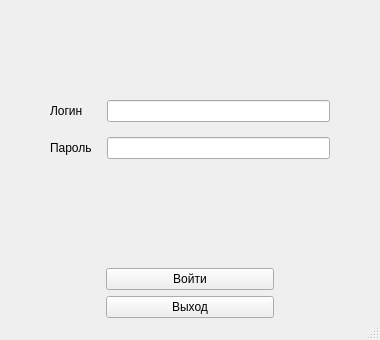
The window that src/dsg/ui_sourse/LoginScreen.ui (Engin-of-MAD/CourseWork) describes before a commit, drawn with Qt 5.
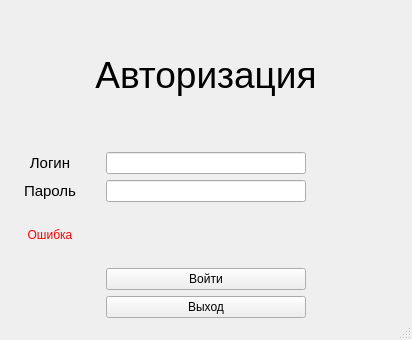
The same window after the commit.

Commit message: added messages with errors in ui

The edit to the form file:
```diff
--- a/src/dsg/ui_sourse/LoginScreen.ui
+++ b/src/dsg/ui_sourse/LoginScreen.ui
@@ -39,37 +39,75 @@
     <property name="bottomMargin">
      <number>0</number>
     </property>
-    <item row="2" column="1">
-     <widget class="QPushButton" name="pushButton">
-      <property name="text">
-       <string>Выход</string>
-      </property>
-     </widget>
-    </item>
-    <item row="1" column="1">
-     <widget class="QPushButton" name="pushButton_2">
-      <property name="text">
-       <string>Войти</string>
-      </property>
-     </widget>
-    </item>
-    <item row="2" column="0">
-     <spacer name="horizontalSpacer_2">
+    <item row="5" column="2">
+     <spacer name="verticalSpacer_2">
       <property name="orientation">
-       <enum>Qt::Horizontal</enum>
-      </property>
-      <property name="sizeType">
-       <enum>QSizePolicy::Fixed</enum>
+       <enum>Qt::Vertical</enum>
       </property>
       <property name="sizeHint" stdset="0">
        <size>
-        <width>100</width>
-        <height>20</height>
+        <width>20</width>
+        <height>40</height>
        </size>
       </property>
      </spacer>
     </item>
+    <item row="4" column="2">
+     <widget class="QLineEdit" name="pswd_edit">
+      <property name="sizePolicy">
+       <sizepolicy hsizetype="Fixed" vsizetype="Fixed">
+        <horstretch>0</horstretch>
+        <verstretch>0</verstretch>
+       </sizepolicy>
+      </property>
+      <property name="minimumSize">
+       <size>
+        <width>200</width>
+        <height>0</height>
+       </size>
+      </property>
+      <property name="font">
+       <font>
+        <pointsize>8</pointsize>
+       </font>
+      </property>
+      <property name="echoMode">
+       <enum>QLineEdit::Password</enum>
+      </property>
+     </widget>
+    </item>
+    <item row="3" column="1">
+     <widget class="QLabel" name="login_lbl">
+      <property name="font">
+       <font>
+        <pointsize>11</pointsize>
+       </font>
+      </property>
+      <property name="text">
+       <string>Логин</string>
+      </property>
+      <property name="alignment">
+       <set>Qt::AlignCenter</set>
+      </property>
+     </widget>
+    </item>
     <item row="2" column="2">
+     <spacer name="verticalSpacer">
+      <property name="orientation">
+       <enum>Qt::Vertical</enum>
+      </property>
+      <property name="sizeType">
+       <enum>QSizePolicy::Fixed</enum>
+      </property>
+      <property name="sizeHint" stdset="0">
+       <size>
+        <width>20</width>
+        <height>50</height>
+       </size>
+      </property>
+     </spacer>
+    </item>
+    <item row="9" column="3">
      <spacer name="horizontalSpacer_3">
       <property name="orientation">
        <enum>Qt::Horizontal</enum>
@@ -85,44 +123,139 @@
       </property>
      </spacer>
     </item>
-    <item row="0" column="0" colspan="3">
-     <layout class="QFormLayout" name="formLayout_2">
-      <property name="horizontalSpacing">
-       <number>15</number>
+    <item row="4" column="1">
+     <widget class="QLabel" name="pswd_lbl">
+      <property name="font">
+       <font>
+        <pointsize>11</pointsize>
+       </font>
       </property>
-      <property name="verticalSpacing">
-       <number>15</number>
+      <property name="text">
+       <string>Пароль</string>
       </property>
-      <property name="leftMargin">
-       <number>50</number>
+      <property name="alignment">
+       <set>Qt::AlignCenter</set>
       </property>
-      <property name="topMargin">
-       <number>100</number>
+     </widget>
+    </item>
+    <item row="9" column="2">
+     <widget class="QPushButton" name="exit_btn">
+      <property name="text">
+       <string>Выход</string>
       </property>
-      <property name="rightMargin">
-       <number>50</number>
+     </widget>
+    </item>
+    <item row="9" column="1">
+     <spacer name="horizontalSpacer_2">
+      <property name="orientation">
+       <enum>Qt::Horizontal</enum>
       </property>
-      <item row="0" column="0">
-       <widget class="QLabel" name="label">
-        <property name="text">
-         <string>Логин</string>
-        </property>
-       </widget>
-      </item>
-      <item row="0" column="1">
-       <widget class="QLineEdit" name="lineEdit"/>
-      </item>
-      <item row="2" column="0">
-       <widget class="QLabel" name="label_2">
-        <property name="text">
-         <string>Пароль</string>
-        </property>
-       </widget>
-      </item>
-      <item row="2" column="1">
-       <widget class="QLineEdit" name="lineEdit_2"/>
-      </item>
-     </layout>
+      <property name="sizeType">
+       <enum>QSizePolicy::Fixed</enum>
+      </property>
+      <property name="sizeHint" stdset="0">
+       <size>
+        <width>100</width>
+        <height>20</height>
+       </size>
+      </property>
+     </spacer>
+    </item>
+    <item row="6" column="2">
+     <widget class="QPushButton" name="enter_btn">
+      <property name="text">
+       <string>Войти</string>
+      </property>
+     </widget>
+    </item>
+    <item row="3" column="2">
+     <widget class="QLineEdit" name="login_edit">
+      <property name="sizePolicy">
+       <sizepolicy hsizetype="Fixed" vsizetype="Fixed">
+        <horstretch>0</horstretch>
+        <verstretch>0</verstretch>
+       </sizepolicy>
+      </property>
+      <property name="minimumSize">
+       <size>
+        <width>200</width>
+        <height>0</height>
+       </size>
+      </property>
+      <property name="font">
+       <font>
+        <pointsize>8</pointsize>
+       </font>
+      </property>
+     </widget>
+    </item>
+    <item row="0" column="1" colspan="3">
+     <spacer name="verticalSpacer_3">
+      <property name="orientation">
+       <enum>Qt::Vertical</enum>
+      </property>
+      <property name="sizeHint" stdset="0">
+       <size>
+        <width>20</width>
+        <height>40</height>
+       </size>
+      </property>
+     </spacer>
+    </item>
+    <item row="1" column="1" colspan="3">
+     <widget class="QLabel" name="auth_lbl">
+      <property name="font">
+       <font>
+        <family>MS Shell Dlg 2</family>
+        <pointsize>28</pointsize>
+        <weight>50</weight>
+        <italic>false</italic>
+        <bold>false</bold>
+        <underline>false</underline>
+        <strikeout>false</strikeout>
+       </font>
+      </property>
+      <property name="text">
+       <string>Авторизация</string>
+      </property>
+      <property name="alignment">
+       <set>Qt::AlignCenter</set>
+      </property>
+     </widget>
+    </item>
+    <item row="4" column="0">
+     <spacer name="horizontalSpacer">
+      <property name="orientation">
+       <enum>Qt::Horizontal</enum>
+      </property>
+      <property name="sizeHint" stdset="0">
+       <size>
+        <width>40</width>
+        <height>20</height>
+       </size>
+      </property>
+     </spacer>
+    </item>
+    <item row="5" column="1">
+     <widget class="QLabel" name="error_lbl">
+      <property name="font">
+       <font>
+        <pointsize>9</pointsize>
+       </font>
+      </property>
+      <property name="autoFillBackground">
+       <bool>false</bool>
+      </property>
+      <property name="styleSheet">
+       <string notr="true">color: rgb(255, 0, 0);</string>
+      </property>
+      <property name="text">
+       <string>Ошибка</string>
+      </property>
+      <property name="alignment">
+       <set>Qt::AlignCenter</set>
+      </property>
+     </widget>
     </item>
    </layout>
   </widget>
```
The commit also changes 7 other files.
